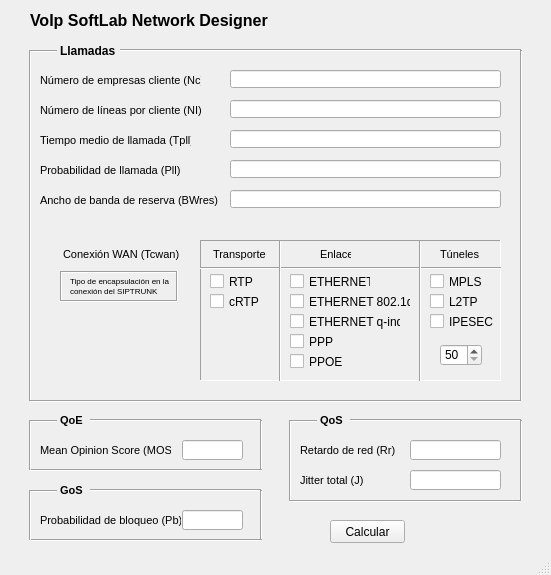
Qt form VoIp_SoftLab.ui (JesusdelCas99/Laboratorio_de_Telematica_P2) before a commit.
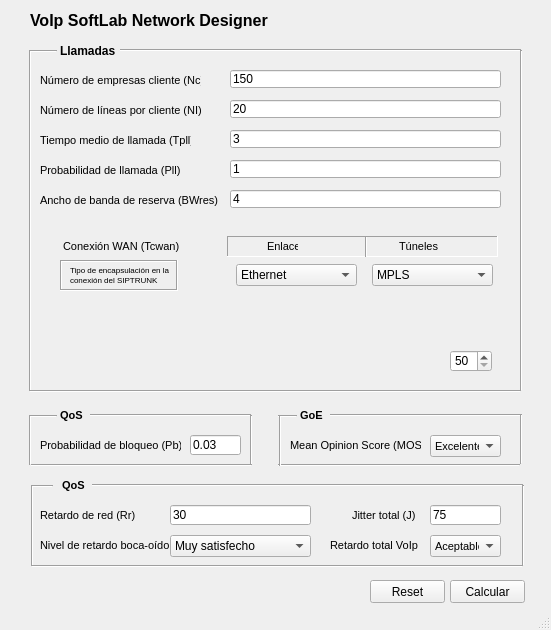
The same form after that commit.

Diff of the .ui file:
```diff
--- a/VoIp_SoftLab.ui
+++ b/VoIp_SoftLab.ui
@@ -10,11 +10,11 @@
     <x>0</x>
     <y>0</y>
     <width>551</width>
-    <height>575</height>
+    <height>630</height>
    </rect>
   </property>
   <property name="sizePolicy">
-   <sizepolicy hsizetype="Fixed" vsizetype="Fixed">
+   <sizepolicy hsizetype="Expanding" vsizetype="Expanding">
     <horstretch>0</horstretch>
     <verstretch>0</verstretch>
    </sizepolicy>
@@ -22,7 +22,7 @@
   <property name="maximumSize">
    <size>
     <width>551</width>
-    <height>575</height>
+    <height>630</height>
    </size>
   </property>
   <property name="font">
@@ -33,6 +33,9 @@
   <property name="windowTitle">
    <string>VoIp Softlab</string>
   </property>
+  <property name="styleSheet">
+   <string notr="true"/>
+  </property>
   <property name="toolButtonStyle">
    <enum>Qt::ToolButtonIconOnly</enum>
   </property>
@@ -52,6 +55,9 @@
       <height>18</height>
      </rect>
     </property>
+    <property name="text">
+     <string>150</string>
+    </property>
    </widget>
    <widget class="QLabel" name="label">
     <property name="geometry">
@@ -80,6 +86,9 @@
       <height>18</height>
      </rect>
     </property>
+    <property name="text">
+     <string>20</string>
+    </property>
    </widget>
    <widget class="QLabel" name="label_2">
     <property name="geometry">
@@ -108,6 +117,9 @@
       <height>18</height>
      </rect>
     </property>
+    <property name="text">
+     <string>3</string>
+    </property>
    </widget>
    <widget class="QLabel" name="label_4">
     <property name="geometry">
@@ -155,14 +167,14 @@
      </rect>
     </property>
     <property name="text">
-     <string/>
+     <string>1</string>
     </property>
    </widget>
    <widget class="QLabel" name="label_6">
     <property name="geometry">
      <rect>
       <x>63</x>
-      <y>244</y>
+      <y>236</y>
       <width>121</width>
       <height>21</height>
      </rect>
@@ -203,6 +215,9 @@
       <height>18</height>
      </rect>
     </property>
+    <property name="text">
+     <string>4</string>
+    </property>
    </widget>
    <widget class="QLabel" name="label_3">
     <property name="geometry">
@@ -230,7 +245,7 @@
       <x>20</x>
       <y>50</y>
       <width>20</width>
-      <height>351</height>
+      <height>341</height>
      </rect>
     </property>
     <property name="orientation">
@@ -241,7 +256,7 @@
     <property name="geometry">
      <rect>
       <x>30</x>
-      <y>390</y>
+      <y>380</y>
       <width>491</width>
       <height>22</height>
      </rect>
@@ -256,7 +271,7 @@
       <x>510</x>
       <y>50</y>
       <width>22</width>
-      <height>351</height>
+      <height>341</height>
      </rect>
     </property>
     <property name="orientation">
@@ -309,141 +324,11 @@
      <string>VoIp SoftLab Network Designer</string>
     </property>
    </widget>
-   <widget class="QCheckBox" name="checkBox">
-    <property name="geometry">
-     <rect>
-      <x>210</x>
-      <y>271</y>
-      <width>70</width>
-      <height>21</height>
-     </rect>
-    </property>
-    <property name="text">
-     <string>RTP</string>
-    </property>
-   </widget>
-   <widget class="QCheckBox" name="checkBox_2">
-    <property name="geometry">
-     <rect>
-      <x>210</x>
-      <y>291</y>
-      <width>70</width>
-      <height>21</height>
-     </rect>
-    </property>
-    <property name="text">
-     <string>cRTP</string>
-    </property>
-   </widget>
-   <widget class="QCheckBox" name="checkBox_4">
-    <property name="geometry">
-     <rect>
-      <x>430</x>
-      <y>291</y>
-      <width>70</width>
-      <height>21</height>
-     </rect>
-    </property>
-    <property name="text">
-     <string>L2TP</string>
-    </property>
-   </widget>
-   <widget class="QCheckBox" name="checkBox_5">
-    <property name="geometry">
-     <rect>
-      <x>430</x>
-      <y>311</y>
-      <width>70</width>
-      <height>21</height>
-     </rect>
-    </property>
-    <property name="text">
-     <string>IPESEC</string>
-    </property>
-   </widget>
-   <widget class="QCheckBox" name="checkBox_6">
-    <property name="geometry">
-     <rect>
-      <x>430</x>
-      <y>271</y>
-      <width>70</width>
-      <height>21</height>
-     </rect>
-    </property>
-    <property name="text">
-     <string>MPLS</string>
-    </property>
-   </widget>
-   <widget class="QCheckBox" name="checkBox_7">
-    <property name="geometry">
-     <rect>
-      <x>290</x>
-      <y>311</y>
-      <width>111</width>
-      <height>21</height>
-     </rect>
-    </property>
-    <property name="text">
-     <string>ETHERNET q-inq</string>
-    </property>
-   </widget>
-   <widget class="QCheckBox" name="checkBox_8">
-    <property name="geometry">
-     <rect>
-      <x>290</x>
-      <y>291</y>
-      <width>121</width>
-      <height>21</height>
-     </rect>
-    </property>
-    <property name="text">
-     <string>ETHERNET 802.1q</string>
-    </property>
-   </widget>
-   <widget class="QCheckBox" name="checkBox_9">
-    <property name="geometry">
-     <rect>
-      <x>290</x>
-      <y>271</y>
-      <width>81</width>
-      <height>21</height>
-     </rect>
-    </property>
-    <property name="text">
-     <string>ETHERNET</string>
-    </property>
-   </widget>
-   <widget class="QCheckBox" name="checkBox_10">
-    <property name="geometry">
-     <rect>
-      <x>290</x>
-      <y>351</y>
-      <width>70</width>
-      <height>21</height>
-     </rect>
-    </property>
-    <property name="text">
-     <string>PPOE</string>
-    </property>
-   </widget>
-   <widget class="QCheckBox" name="checkBox_11">
-    <property name="geometry">
-     <rect>
-      <x>290</x>
-      <y>331</y>
-      <width>70</width>
-      <height>21</height>
-     </rect>
-    </property>
-    <property name="text">
-     <string>PPP</string>
-    </property>
-   </widget>
    <widget class="QLabel" name="label_10">
     <property name="geometry">
      <rect>
-      <x>320</x>
-      <y>244</y>
+      <x>267</x>
+      <y>236</y>
       <width>31</width>
       <height>21</height>
      </rect>
@@ -460,8 +345,8 @@
    <widget class="QLabel" name="label_11">
     <property name="geometry">
      <rect>
-      <x>440</x>
-      <y>244</y>
+      <x>399</x>
+      <y>236</y>
       <width>41</width>
       <height>21</height>
      </rect>
@@ -478,10 +363,10 @@
    <widget class="QFrame" name="frame">
     <property name="geometry">
      <rect>
-      <x>200</x>
-      <y>240</y>
-      <width>301</width>
-      <height>141</height>
+      <x>227</x>
+      <y>236</y>
+      <width>271</width>
+      <height>21</height>
      </rect>
     </property>
     <property name="frameShape">
@@ -490,64 +375,17 @@
     <property name="frameShadow">
      <enum>QFrame::Sunken</enum>
     </property>
-    <widget class="Line" name="line_6">
-     <property name="geometry">
-      <rect>
-       <x>0</x>
-       <y>20</y>
-       <width>321</width>
-       <height>16</height>
-      </rect>
-     </property>
-     <property name="orientation">
-      <enum>Qt::Horizontal</enum>
-     </property>
-    </widget>
     <widget class="Line" name="line_8">
      <property name="geometry">
       <rect>
-       <x>210</x>
+       <x>129</x>
        <y>0</y>
        <width>20</width>
-       <height>141</height>
-      </rect>
-     </property>
-     <property name="orientation">
-      <enum>Qt::Vertical</enum>
-     </property>
-    </widget>
-    <widget class="QLabel" name="label_9">
-     <property name="geometry">
-      <rect>
-       <x>13</x>
-       <y>4</y>
-       <width>61</width>
        <height>21</height>
       </rect>
      </property>
-     <property name="font">
-      <font>
-       <pointsize>8</pointsize>
-      </font>
-     </property>
-     <property name="text">
-      <string>Transporte</string>
-     </property>
-    </widget>
-    <widget class="QSpinBox" name="spinBox">
-     <property name="geometry">
-      <rect>
-       <x>240</x>
-       <y>104</y>
-       <width>42</width>
-       <height>22</height>
-      </rect>
-     </property>
-     <property name="minimum">
-      <number>50</number>
-     </property>
-     <property name="maximum">
-      <number>57</number>
+     <property name="orientation">
+      <enum>Qt::Vertical</enum>
      </property>
     </widget>
    </widget>
@@ -555,7 +393,7 @@
     <property name="geometry">
      <rect>
       <x>30</x>
-      <y>410</y>
+      <y>405</y>
       <width>27</width>
       <height>22</height>
      </rect>
@@ -568,7 +406,7 @@
     <property name="geometry">
      <rect>
       <x>60</x>
-      <y>410</y>
+      <y>405</y>
       <width>61</width>
       <height>21</height>
      </rect>
@@ -581,15 +419,15 @@
      </font>
     </property>
     <property name="text">
-     <string>QoE</string>
+     <string>QoS</string>
     </property>
    </widget>
    <widget class="Line" name="line_12">
     <property name="geometry">
      <rect>
       <x>90</x>
-      <y>410</y>
-      <width>171</width>
+      <y>405</y>
+      <width>161</width>
       <height>20</height>
      </rect>
     </property>
@@ -600,8 +438,8 @@
    <widget class="QLabel" name="label_13">
     <property name="geometry">
      <rect>
-      <x>40</x>
-      <y>440</y>
+      <x>290</x>
+      <y>435</y>
       <width>131</width>
       <height>21</height>
      </rect>
@@ -615,22 +453,12 @@
      <string>Mean Opinion Score (MOS)</string>
     </property>
    </widget>
-   <widget class="QLineEdit" name="lineEdit_8">
-    <property name="geometry">
-     <rect>
-      <x>182</x>
-      <y>440</y>
-      <width>61</width>
-      <height>20</height>
-     </rect>
-    </property>
-   </widget>
    <widget class="Line" name="line_9">
     <property name="geometry">
      <rect>
       <x>31</x>
-      <y>460</y>
-      <width>231</width>
+      <y>455</y>
+      <width>221</width>
       <height>20</height>
      </rect>
     </property>
@@ -642,7 +470,7 @@
     <property name="geometry">
      <rect>
       <x>20</x>
-      <y>420</y>
+      <y>415</y>
       <width>20</width>
       <height>50</height>
      </rect>
@@ -654,8 +482,8 @@
    <widget class="Line" name="line_13">
     <property name="geometry">
      <rect>
-      <x>250</x>
-      <y>420</y>
+      <x>240</x>
+      <y>415</y>
       <width>23</width>
       <height>50</height>
      </rect>
@@ -667,19 +495,22 @@
    <widget class="QLineEdit" name="lineEdit_9">
     <property name="geometry">
      <rect>
-      <x>182</x>
-      <y>510</y>
-      <width>61</width>
+      <x>190</x>
+      <y>435</y>
+      <width>51</width>
       <height>20</height>
      </rect>
     </property>
+    <property name="text">
+     <string>0.03</string>
+    </property>
    </widget>
    <widget class="Line" name="line_14">
     <property name="geometry">
      <rect>
-      <x>90</x>
-      <y>480</y>
-      <width>171</width>
+      <x>330</x>
+      <y>405</y>
+      <width>191</width>
       <height>20</height>
      </rect>
     </property>
@@ -687,30 +518,12 @@
      <enum>Qt::Horizontal</enum>
     </property>
    </widget>
-   <widget class="QLabel" name="label_14">
-    <property name="geometry">
-     <rect>
-      <x>40</x>
-      <y>510</y>
-      <width>141</width>
-      <height>21</height>
-     </rect>
-    </property>
-    <property name="font">
-     <font>
-      <pointsize>8</pointsize>
-     </font>
-    </property>
-    <property name="text">
-     <string>Probabilidad de bloqueo (Pb)</string>
-    </property>
-   </widget>
    <widget class="Line" name="line_15">
     <property name="geometry">
      <rect>
-      <x>31</x>
-      <y>530</y>
-      <width>231</width>
+      <x>278</x>
+      <y>455</y>
+      <width>242</width>
       <height>20</height>
      </rect>
     </property>
@@ -718,25 +531,12 @@
      <enum>Qt::Horizontal</enum>
     </property>
    </widget>
-   <widget class="Line" name="line_16">
-    <property name="geometry">
-     <rect>
-      <x>20</x>
-      <y>490</y>
-      <width>20</width>
-      <height>50</height>
-     </rect>
-    </property>
-    <property name="orientation">
-     <enum>Qt::Vertical</enum>
-    </property>
-   </widget>
    <widget class="Line" name="line_17">
     <property name="geometry">
      <rect>
-      <x>30</x>
-      <y>480</y>
-      <width>27</width>
+      <x>278</x>
+      <y>405</y>
+      <width>19</width>
       <height>22</height>
      </rect>
     </property>
@@ -747,8 +547,8 @@
    <widget class="Line" name="line_18">
     <property name="geometry">
      <rect>
-      <x>250</x>
-      <y>490</y>
+      <x>510</x>
+      <y>414</y>
       <width>23</width>
       <height>50</height>
      </rect>
@@ -760,8 +560,8 @@
    <widget class="QLabel" name="label_15">
     <property name="geometry">
      <rect>
-      <x>60</x>
-      <y>480</y>
+      <x>300</x>
+      <y>405</y>
       <width>61</width>
       <height>21</height>
      </rect>
@@ -774,15 +574,15 @@
      </font>
     </property>
     <property name="text">
-     <string>GoS</string>
+     <string>GoE</string>
     </property>
    </widget>
    <widget class="Line" name="line_19">
     <property name="geometry">
      <rect>
-      <x>289</x>
-      <y>490</y>
-      <width>231</width>
+      <x>32</x>
+      <y>555</y>
+      <width>491</width>
       <height>22</height>
      </rect>
     </property>
@@ -793,18 +593,21 @@
    <widget class="QLineEdit" name="lineEdit_10">
     <property name="geometry">
      <rect>
-      <x>410</x>
-      <y>440</y>
-      <width>91</width>
+      <x>430</x>
+      <y>505</y>
+      <width>71</width>
       <height>20</height>
      </rect>
     </property>
+    <property name="text">
+     <string>75</string>
+    </property>
    </widget>
    <widget class="Line" name="line_20">
     <property name="geometry">
      <rect>
-      <x>280</x>
-      <y>420</y>
+      <x>22</x>
+      <y>485</y>
       <width>20</width>
       <height>81</height>
      </rect>
@@ -816,8 +619,8 @@
    <widget class="Line" name="line_21">
     <property name="geometry">
      <rect>
-      <x>510</x>
-      <y>420</y>
+      <x>512</x>
+      <y>485</y>
       <width>23</width>
       <height>81</height>
      </rect>
@@ -829,8 +632,8 @@
    <widget class="QLabel" name="label_16">
     <property name="geometry">
      <rect>
-      <x>300</x>
-      <y>440</y>
+      <x>40</x>
+      <y>505</y>
       <width>101</width>
       <height>21</height>
      </rect>
@@ -847,9 +650,9 @@
    <widget class="QLabel" name="label_17">
     <property name="geometry">
      <rect>
-      <x>320</x>
-      <y>410</y>
-      <width>61</width>
+      <x>62</x>
+      <y>475</y>
+      <width>31</width>
       <height>21</height>
      </rect>
     </property>
@@ -864,25 +667,12 @@
      <string>QoS</string>
     </property>
    </widget>
-   <widget class="Line" name="line_22">
-    <property name="geometry">
-     <rect>
-      <x>350</x>
-      <y>410</y>
-      <width>171</width>
-      <height>20</height>
-     </rect>
-    </property>
-    <property name="orientation">
-     <enum>Qt::Horizontal</enum>
-    </property>
-   </widget>
    <widget class="Line" name="line_23">
     <property name="geometry">
      <rect>
-      <x>290</x>
-      <y>410</y>
-      <width>27</width>
+      <x>32</x>
+      <y>475</y>
+      <width>21</width>
       <height>22</height>
      </rect>
     </property>
@@ -893,9 +683,9 @@
    <widget class="QLabel" name="label_18">
     <property name="geometry">
      <rect>
-      <x>300</x>
-      <y>470</y>
-      <width>101</width>
+      <x>352</x>
+      <y>505</y>
+      <width>71</width>
       <height>21</height>
      </rect>
     </property>
@@ -911,18 +701,21 @@
    <widget class="QLineEdit" name="lineEdit_11">
     <property name="geometry">
      <rect>
-      <x>410</x>
-      <y>470</y>
-      <width>91</width>
+      <x>170</x>
+      <y>505</y>
+      <width>141</width>
       <height>20</height>
      </rect>
     </property>
+    <property name="text">
+     <string>30</string>
+    </property>
    </widget>
    <widget class="QPushButton" name="pushButton">
     <property name="geometry">
      <rect>
-      <x>330</x>
-      <y>520</y>
+      <x>450</x>
+      <y>580</y>
       <width>75</width>
       <height>23</height>
      </rect>
@@ -930,25 +723,15 @@
     <property name="text">
      <string>Calcular</string>
     </property>
-   </widget>
-   <widget class="Line" name="line_7">
-    <property name="geometry">
-     <rect>
-      <x>270</x>
-      <y>240</y>
-      <width>20</width>
-      <height>141</height>
-     </rect>
-    </property>
-    <property name="orientation">
-     <enum>Qt::Vertical</enum>
+    <property name="autoDefault">
+     <bool>false</bool>
     </property>
    </widget>
    <widget class="QLabel" name="label_19">
     <property name="geometry">
      <rect>
       <x>70</x>
-      <y>270</y>
+      <y>259</y>
       <width>121</width>
       <height>21</height>
      </rect>
@@ -966,7 +749,7 @@
     <property name="geometry">
      <rect>
       <x>70</x>
-      <y>280</y>
+      <y>269</y>
       <width>131</width>
       <height>21</height>
      </rect>
@@ -984,7 +767,7 @@
     <property name="geometry">
      <rect>
       <x>60</x>
-      <y>271</y>
+      <y>260</y>
       <width>118</width>
       <height>31</height>
      </rect>
@@ -996,6 +779,286 @@
      <enum>QFrame::Sunken</enum>
     </property>
    </widget>
+   <widget class="QLabel" name="label_21">
+    <property name="geometry">
+     <rect>
+      <x>330</x>
+      <y>535</y>
+      <width>111</width>
+      <height>21</height>
+     </rect>
+    </property>
+    <property name="font">
+     <font>
+      <pointsize>8</pointsize>
+     </font>
+    </property>
+    <property name="text">
+     <string>Retardo total VoIp</string>
+    </property>
+   </widget>
+   <widget class="QComboBox" name="comboBox">
+    <property name="geometry">
+     <rect>
+      <x>430</x>
+      <y>535</y>
+      <width>71</width>
+      <height>22</height>
+     </rect>
+    </property>
+    <property name="font">
+     <font>
+      <pointsize>8</pointsize>
+     </font>
+    </property>
+    <item>
+     <property name="text">
+      <string>Aceptable</string>
+     </property>
+    </item>
+    <item>
+     <property name="text">
+      <string>Moderado</string>
+     </property>
+    </item>
+    <item>
+     <property name="text">
+      <string>Inaceptable</string>
+     </property>
+    </item>
+   </widget>
+   <widget class="QComboBox" name="comboBox_2">
+    <property name="geometry">
+     <rect>
+      <x>430</x>
+      <y>435</y>
+      <width>71</width>
+      <height>22</height>
+     </rect>
+    </property>
+    <property name="font">
+     <font>
+      <pointsize>8</pointsize>
+     </font>
+    </property>
+    <item>
+     <property name="text">
+      <string>Excelente</string>
+     </property>
+    </item>
+    <item>
+     <property name="text">
+      <string>Bueno</string>
+     </property>
+    </item>
+    <item>
+     <property name="text">
+      <string>Aceptable</string>
+     </property>
+    </item>
+    <item>
+     <property name="text">
+      <string>Bajo</string>
+     </property>
+    </item>
+    <item>
+     <property name="text">
+      <string>Malo</string>
+     </property>
+    </item>
+   </widget>
+   <widget class="QLabel" name="label_22">
+    <property name="geometry">
+     <rect>
+      <x>40</x>
+      <y>435</y>
+      <width>141</width>
+      <height>21</height>
+     </rect>
+    </property>
+    <property name="font">
+     <font>
+      <pointsize>8</pointsize>
+     </font>
+    </property>
+    <property name="text">
+     <string>Probabilidad de bloqueo (Pb)</string>
+    </property>
+   </widget>
+   <widget class="QComboBox" name="comboBox_3">
+    <property name="geometry">
+     <rect>
+      <x>170</x>
+      <y>535</y>
+      <width>141</width>
+      <height>22</height>
+     </rect>
+    </property>
+    <item>
+     <property name="text">
+      <string>Muy satisfecho</string>
+     </property>
+    </item>
+    <item>
+     <property name="text">
+      <string>Satisfecho</string>
+     </property>
+    </item>
+    <item>
+     <property name="text">
+      <string>Alguno insatisfecho</string>
+     </property>
+    </item>
+    <item>
+     <property name="text">
+      <string>Mucho insatisfecho</string>
+     </property>
+    </item>
+    <item>
+     <property name="text">
+      <string>Casi todos insatisfechos</string>
+     </property>
+    </item>
+   </widget>
+   <widget class="Line" name="line_24">
+    <property name="geometry">
+     <rect>
+      <x>92</x>
+      <y>475</y>
+      <width>431</width>
+      <height>20</height>
+     </rect>
+    </property>
+    <property name="orientation">
+     <enum>Qt::Horizontal</enum>
+    </property>
+   </widget>
+   <widget class="QLabel" name="label_23">
+    <property name="geometry">
+     <rect>
+      <x>40</x>
+      <y>535</y>
+      <width>131</width>
+      <height>21</height>
+     </rect>
+    </property>
+    <property name="font">
+     <font>
+      <pointsize>8</pointsize>
+     </font>
+    </property>
+    <property name="text">
+     <string>Nivel de retardo boca-oído</string>
+    </property>
+   </widget>
+   <widget class="Line" name="line_16">
+    <property name="geometry">
+     <rect>
+      <x>270</x>
+      <y>415</y>
+      <width>21</width>
+      <height>51</height>
+     </rect>
+    </property>
+    <property name="orientation">
+     <enum>Qt::Vertical</enum>
+    </property>
+   </widget>
+   <widget class="QPushButton" name="pushButton_2">
+    <property name="geometry">
+     <rect>
+      <x>370</x>
+      <y>580</y>
+      <width>75</width>
+      <height>23</height>
+     </rect>
+    </property>
+    <property name="text">
+     <string>Reset</string>
+    </property>
+    <property name="autoDefault">
+     <bool>false</bool>
+    </property>
+   </widget>
+   <widget class="QComboBox" name="comboBox_4">
+    <property name="geometry">
+     <rect>
+      <x>236</x>
+      <y>264</y>
+      <width>121</width>
+      <height>22</height>
+     </rect>
+    </property>
+    <item>
+     <property name="text">
+      <string>Ethernet</string>
+     </property>
+    </item>
+    <item>
+     <property name="text">
+      <string>Ethernet 802.1q</string>
+     </property>
+    </item>
+    <item>
+     <property name="text">
+      <string>Ethernet q-inq</string>
+     </property>
+    </item>
+    <item>
+     <property name="text">
+      <string>PPP</string>
+     </property>
+    </item>
+    <item>
+     <property name="text">
+      <string>PPOE</string>
+     </property>
+    </item>
+   </widget>
+   <widget class="QComboBox" name="comboBox_5">
+    <property name="geometry">
+     <rect>
+      <x>372</x>
+      <y>264</y>
+      <width>121</width>
+      <height>22</height>
+     </rect>
+    </property>
+    <item>
+     <property name="text">
+      <string>MPLS</string>
+     </property>
+    </item>
+    <item>
+     <property name="text">
+      <string>L2TP</string>
+     </property>
+    </item>
+    <item>
+     <property name="text">
+      <string>IPSEC</string>
+     </property>
+    </item>
+   </widget>
+   <widget class="QSpinBox" name="spinBox">
+    <property name="enabled">
+     <bool>true</bool>
+    </property>
+    <property name="geometry">
+     <rect>
+      <x>450</x>
+      <y>350</y>
+      <width>42</width>
+      <height>22</height>
+     </rect>
+    </property>
+    <property name="minimum">
+     <number>50</number>
+    </property>
+    <property name="maximum">
+     <number>57</number>
+    </property>
+   </widget>
    <zorder>frame</zorder>
    <zorder>lineEdit</zorder>
    <zorder>label</zorder>
@@ -1015,31 +1078,18 @@
    <zorder>line_4</zorder>
    <zorder>line_5</zorder>
    <zorder>label_8</zorder>
-   <zorder>checkBox</zorder>
-   <zorder>checkBox_2</zorder>
-   <zorder>checkBox_4</zorder>
-   <zorder>checkBox_5</zorder>
-   <zorder>checkBox_6</zorder>
-   <zorder>checkBox_7</zorder>
-   <zorder>checkBox_8</zorder>
-   <zorder>checkBox_9</zorder>
-   <zorder>checkBox_10</zorder>
-   <zorder>checkBox_11</zorder>
    <zorder>label_10</zorder>
    <zorder>label_11</zorder>
    <zorder>line_10</zorder>
    <zorder>label_12</zorder>
    <zorder>line_12</zorder>
    <zorder>label_13</zorder>
-   <zorder>lineEdit_8</zorder>
    <zorder>line_9</zorder>
    <zorder>line_11</zorder>
    <zorder>line_13</zorder>
    <zorder>lineEdit_9</zorder>
    <zorder>line_14</zorder>
-   <zorder>label_14</zorder>
    <zorder>line_15</zorder>
-   <zorder>line_16</zorder>
    <zorder>line_17</zorder>
    <zorder>line_18</zorder>
    <zorder>label_15</zorder>
@@ -1049,15 +1099,25 @@
    <zorder>line_21</zorder>
    <zorder>label_16</zorder>
    <zorder>label_17</zorder>
-   <zorder>line_22</zorder>
    <zorder>line_23</zorder>
    <zorder>label_18</zorder>
    <zorder>lineEdit_11</zorder>
    <zorder>pushButton</zorder>
-   <zorder>line_7</zorder>
    <zorder>label_19</zorder>
    <zorder>label_20</zorder>
    <zorder>frame_2</zorder>
+   <zorder>label_21</zorder>
+   <zorder>comboBox</zorder>
+   <zorder>comboBox_2</zorder>
+   <zorder>label_22</zorder>
+   <zorder>comboBox_3</zorder>
+   <zorder>line_24</zorder>
+   <zorder>label_23</zorder>
+   <zorder>line_16</zorder>
+   <zorder>pushButton_2</zorder>
+   <zorder>comboBox_4</zorder>
+   <zorder>comboBox_5</zorder>
+   <zorder>spinBox</zorder>
   </widget>
   <widget class="QStatusBar" name="statusbar"/>
  </widget>
```
